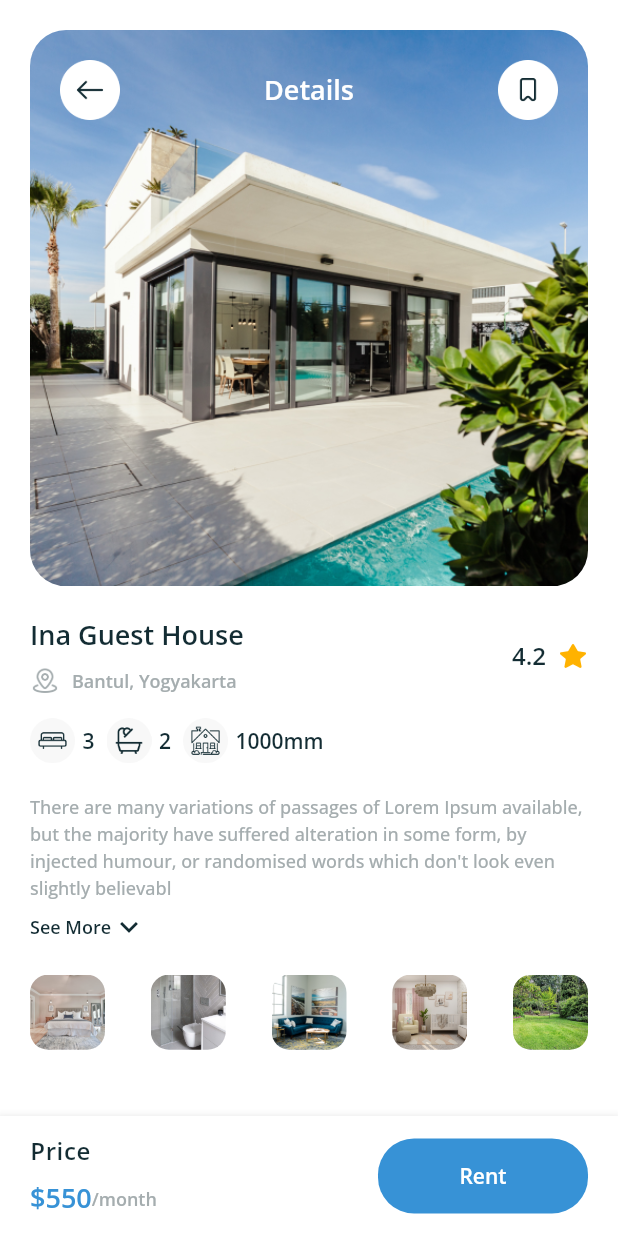
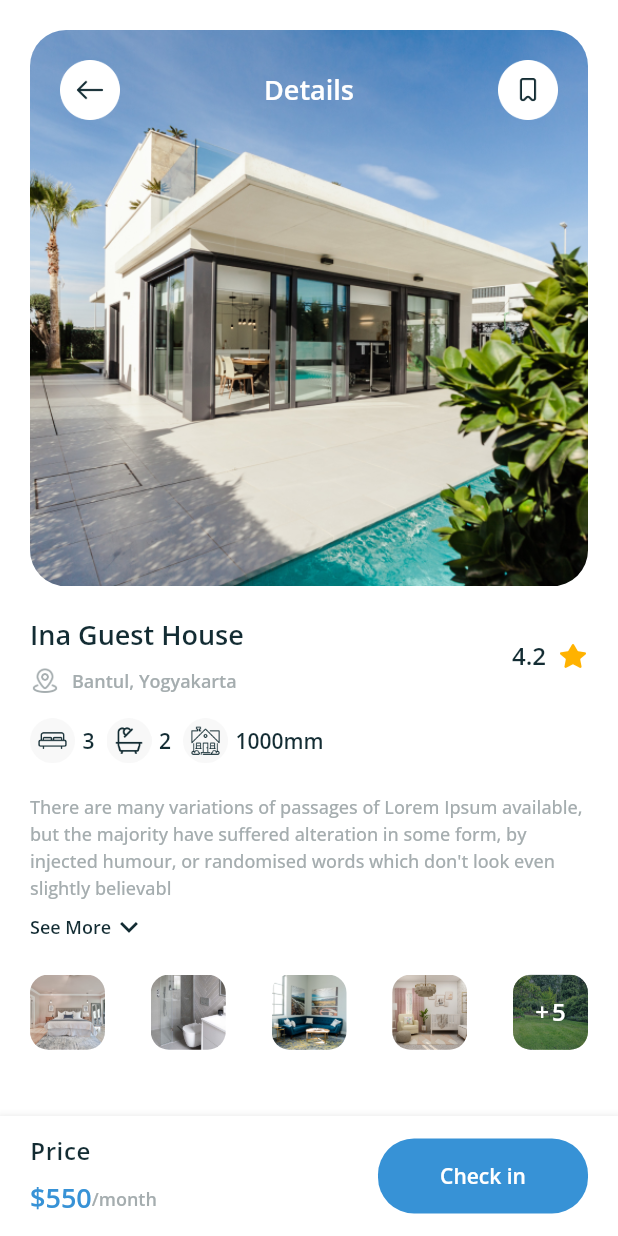
Before and after one commit to apridev/stayhome-app, a Flutter app: the DetailProductPage screen opened by its route, on a phone screen of 412 x 824 dp. Run offline on Flutter 3.47's test engine with Material 2 defaults, Android fonts, the phone set to English and light mode, and no system bars; our stand-ins replace google_fonts.

Commit message:
payment detail

```diff
--- a/lib/page/detail-page.dart
+++ b/lib/page/detail-page.dart
@@ -224,15 +224,32 @@ class DetailProductPage extends StatelessWidget {
               child: Image.asset('assets/imgs/facility-4.png', width: 50, fit: BoxFit.cover,
               )
             ),
-            Container(
-              width: 50,
-              height: 50,
-              decoration: BoxDecoration(
-                image: DecorationImage(
-                  image: AssetImage('assets/imgs/facility-5.png',)
+            Stack(
+              children:
+                [ClipRRect(
+                  borderRadius: BorderRadius.circular(12),
+                  child: Image.asset('assets/imgs/facility-5.png', width: 50, fit: BoxFit.cover,
+                  )
                 ),
-                borderRadius: BorderRadius.circular(12),
-              ),
+                Container(
+                  width: 50,
+                  height: 50,
+                  decoration: BoxDecoration(
+                    borderRadius: BorderRadius.circular(12),
+                    color: blackColor.withOpacity(0.5)
+                  ),
+                  child: Column(
+                    mainAxisAlignment: MainAxisAlignment.center,
+                    children: [
+                      Text('+5', style: whiteTextStyle.copyWith(
+                        fontSize: 16,
+                        fontWeight: semiBold,
+                        letterSpacing: 2
+                      ),),
+                    ],
+                  ),
+                )
+              ],
             ),
           ],
         ),
@@ -310,9 +327,11 @@ class DetailProductPage extends StatelessWidget {
                     color: primaryColor,
                     borderRadius: BorderRadius.circular(24)),
                 child: TextButton(
-                    onPressed: () {},
+                    onPressed: () {
+                      Navigator.pushNamed(context, '/payment-detail');
+                    },
                     child: Text(
-                      'Rent',
+                      'Check in',
                       style: whiteTextStyle.copyWith(
                           fontSize: 14, fontWeight: semiBold),
                     )),
```
